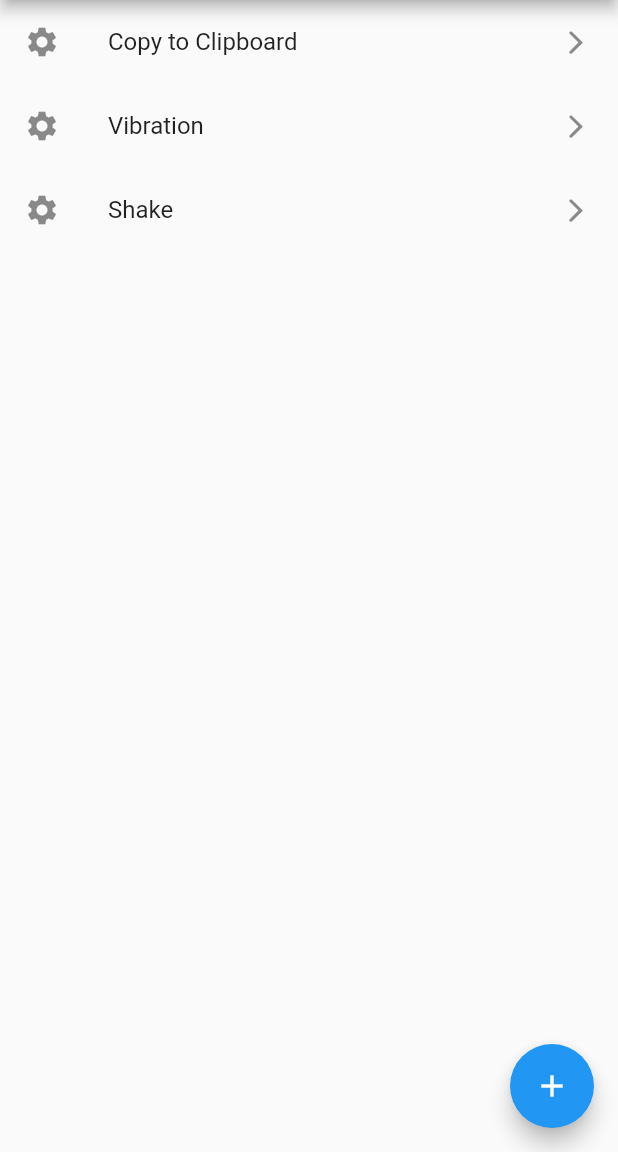
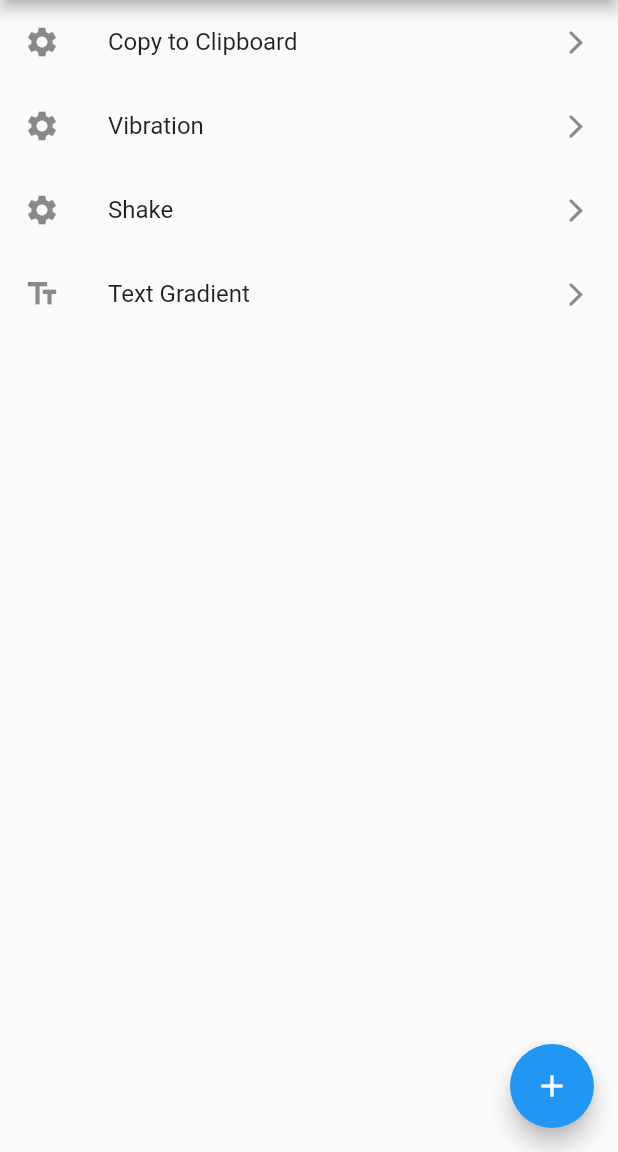
Before and after one commit to hveitia/flutter_hacks, a Flutter app: the screen it shows after launch, on a phone screen of 412 x 824 dp, the part 84-1236 px from its top. Run offline on Flutter 3.47's test engine with Material 2 defaults, Android fonts, the light colour scheme and no system bars; our stand-ins replace flutter_modular, logger; missing offline and left inert: clipboard, shake.

Commit message:
Add features...

```diff
--- a/lib/_children/menu/module.dart
+++ b/lib/_children/menu/module.dart
@@ -2,6 +2,7 @@ import 'package:flutter_modular/flutter_modular.dart';
 import 'package:hacks/_children/clipboard/module.dart';
 import 'package:hacks/_children/menu/presenter/page/page.dart';
 import 'package:hacks/_children/shake/module.dart';
+import 'package:hacks/_children/text-gradient/module.dart';
 import 'package:hacks/_children/vibration/module.dart';
 
 class MenuModule extends Module {
@@ -14,5 +15,6 @@ class MenuModule extends Module {
     ModuleRoute('/vibration-module', module: VibrationModule()),
     ModuleRoute('/clipboard-module', module: ClipboardModule()),
     ModuleRoute('/shake-module', module: ShakeModule()),
+    ModuleRoute('/text-gradient-module', module: TextGradientModule()),
   ];
 }
--- a/lib/_children/menu/presenter/page/page.dart
+++ b/lib/_children/menu/presenter/page/page.dart
@@ -45,6 +45,14 @@ class MenuPageState extends State<MenuPage> {
                 Modular.to.pushNamed('/shake-module/');
               },
             ),
+            ListTile(
+              leading: const Icon(Icons.text_fields),
+              title: const Text('Text Gradient'),
+              trailing: const Icon(CupertinoIcons.chevron_forward),
+              onTap: () {
+                Modular.to.pushNamed('/text-gradient-module/');
+              },
+            ),
           ],
         ),
       ),
--- a/lib/_children/shake/presenter/page.dart
+++ b/lib/_children/shake/presenter/page.dart
@@ -1,11 +1,9 @@
-import 'package:flutter/foundation.dart';
 import 'package:flutter/material.dart';
 import 'package:logger/logger.dart';
 import 'package:shake/shake.dart';
 
 class ShakePage extends StatelessWidget {
    ShakePage({Key? key}) : super(key: key);
-
 
    final ShakeDetector detector = ShakeDetector.waitForStart(
       onPhoneShake: () {
```
Also changed, not shown: lib/_children/text-gradient/module.dart (added, +13 -0 lines), lib/_children/text-gradient/presenter/page.dart (added, +27 -0 lines).
